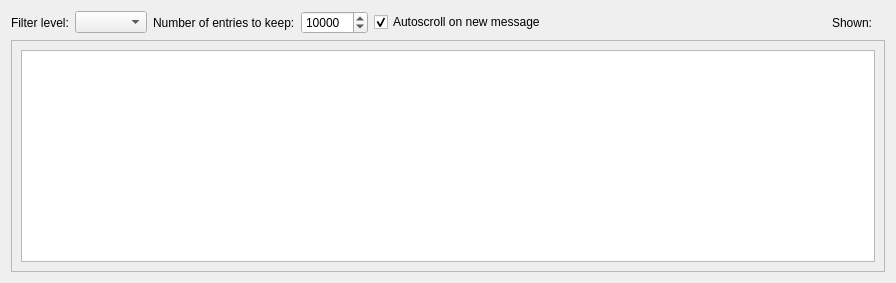
Above: cct/qtgui/mainwindow/logviewer/logviewer.ui from awacha/cct before the change. Below: the same form after it.
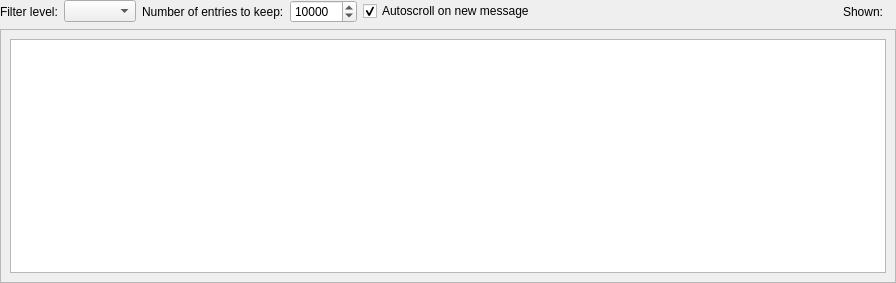
That is the form after the change.

What changed in the file:
```diff
--- a/cct/qtgui/mainwindow/logviewer/logviewer.ui
+++ b/cct/qtgui/mainwindow/logviewer/logviewer.ui
@@ -26,6 +26,18 @@
    <string>Form</string>
   </property>
   <layout class="QVBoxLayout" name="verticalLayout">
+   <property name="leftMargin">
+    <number>0</number>
+   </property>
+   <property name="topMargin">
+    <number>0</number>
+   </property>
+   <property name="rightMargin">
+    <number>0</number>
+   </property>
+   <property name="bottomMargin">
+    <number>0</number>
+   </property>
    <item>
     <layout class="QHBoxLayout" name="horizontalLayout">
      <item>
@@ -107,8 +119,8 @@
        <rect>
         <x>0</x>
         <y>0</y>
-        <width>876</width>
-        <height>231</height>
+        <width>894</width>
+        <height>250</height>
        </rect>
       </property>
       <layout class="QHBoxLayout" name="horizontalLayout_2">
```
